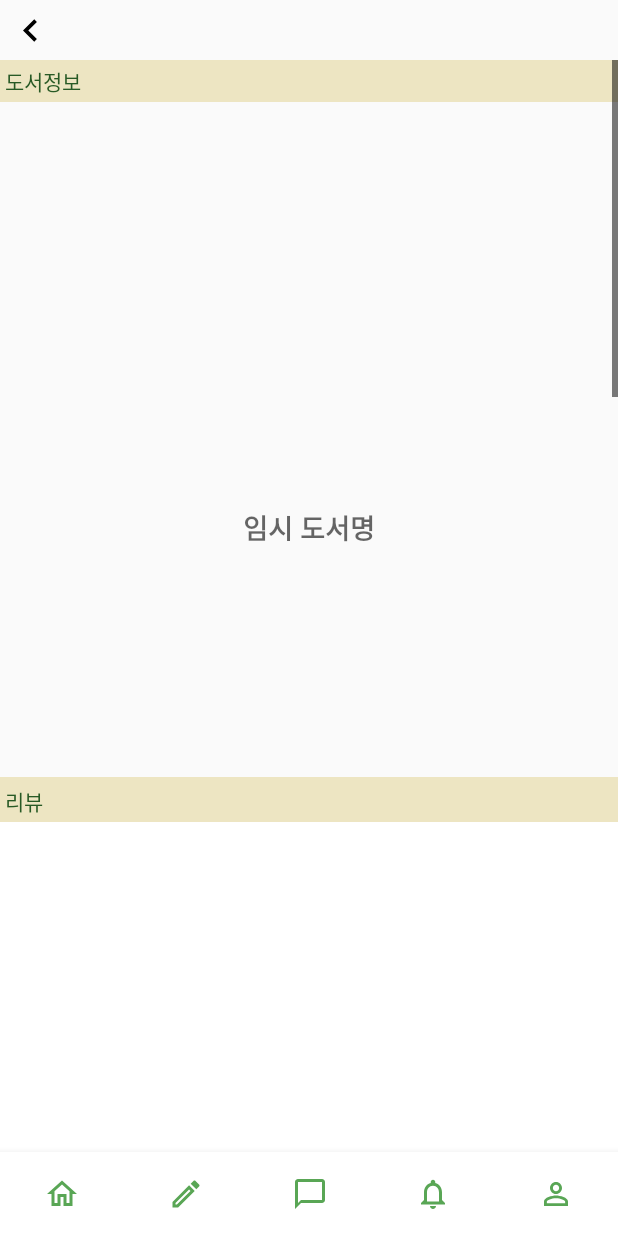
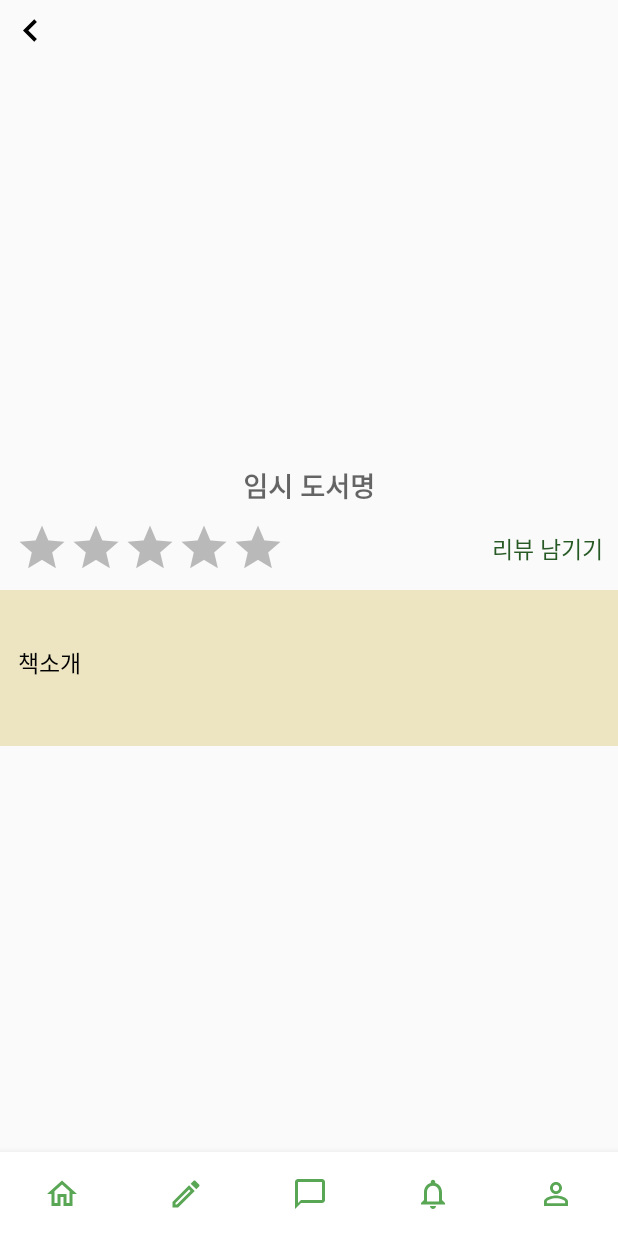
Before and after one commit to sujin9743/Haribo, an Android app: the layout book_info_detail.xml on its own in the app's theme, with its tools: preview values and no code run, on a phone screen of 412 x 824 dp. Run offline under Robolectric (Android 15) with nearby library versions, the phone set to English and light mode, and no system bars.

Commit message:
도서상세 최종

```diff
--- a/app/src/main/res/layout/book_info_detail.xml
+++ b/app/src/main/res/layout/book_info_detail.xml
@@ -19,13 +19,14 @@
                 android:src="@drawable/ic_chevron_left_black_24dp"
                 android:layout_margin="5dp"/>
         </LinearLayout>
-        <ScrollView
+
+        <androidx.core.widget.NestedScrollView
             android:id="@id/scrollView"
             android:layout_width="match_parent"
-            android:layout_height="330dp"
+            android:layout_height="0dp"
             app:layout_constraintTop_toBottomOf="@id/toolLayout"
             app:layout_constraintLeft_toLeftOf="parent"
-            app:layout_constraintRight_toRightOf="parent">
+            app:layout_constraintBottom_toTopOf="@id/userRc_bnv">
             <LinearLayout
                 android:layout_width="match_parent"
                 android:layout_height="400dp"
@@ -34,31 +35,12 @@
                     android:layout_width="match_parent"
                     android:layout_height="wrap_content">
                     <LinearLayout
-                        android:id="@+id/bookInfoView"
-                        android:layout_width="match_parent"
-                        android:layout_height="28dp"
-                        android:background="@color/beige"
-                        app:layout_constraintRight_toRightOf="parent"
-                        app:layout_constraintLeft_toLeftOf="parent"
-                        app:layout_constraintTop_toTopOf="parent">
-                        <TextView
-                            android:layout_width="wrap_content"
-                            android:layout_height="wrap_content"
-                            android:text="도서정보"
-                            android:layout_marginLeft="3dp"
-                            android:textColor="@color/darkGreen"
-                            android:layout_marginTop="3dp"/>
-
-
-                    </LinearLayout>
-
-                    <LinearLayout
                         android:id="@+id/justLayout"
                         android:layout_width="match_parent"
                         android:layout_height="wrap_content"
                         app:layout_constraintRight_toRightOf="parent"
                         app:layout_constraintLeft_toLeftOf="parent"
-                app:layout_constraintTop_toBottomOf="@id/bookInfoView"
+                        app:layout_constraintTop_toTopOf="parent"
                         android:orientation="vertical"
                         android:gravity="center">
 
@@ -133,38 +115,23 @@
                            android:layout_margin="5dp"
                            android:textColor="@color/darkGray"
                            android:textSize="15sp"/>
-
-               </LinearLayout>
-            </LinearLayout>
-        </ScrollView>
-
-<LinearLayout
-    android:layout_width="match_parent"
-    android:layout_height="30dp"
-    app:layout_constraintLeft_toLeftOf="parent"
-    app:layout_constraintRight_toRightOf="parent"
-    android:background="@color/beige"
-    app:layout_constraintBottom_toTopOf="@id/reviewLayout">
-    <TextView
-        android:layout_width="wrap_content"
-        android:layout_height="wrap_content"
-        android:textColor="@color/darkGreen"
-        android:layout_marginTop="5dp"
-        android:layout_marginLeft="3dp"
-        android:text="리뷰"/>
-
                </LinearLayout>
                 <androidx.recyclerview.widget.RecyclerView
                     android:id="@+id/reviewLayout"
                     android:backgroundTint="@color/white"
                     android:layout_width="match_parent"
-                    android:layout_height="220dp"
+                    android:layout_height="wrap_content"
                     android:background="@color/beige"
                     app:layout_constraintBottom_toTopOf="@id/userRc_bnv"
                     app:layout_constraintRight_toRightOf="parent"
                     app:layout_constraintLeft_toLeftOf="parent">
 
                 </androidx.recyclerview.widget.RecyclerView>
+            </LinearLayout>
+        </androidx.core.widget.NestedScrollView>
+
+
+
 
 
 
```
Lines whose indentation alone changed are shown as unchanged.
